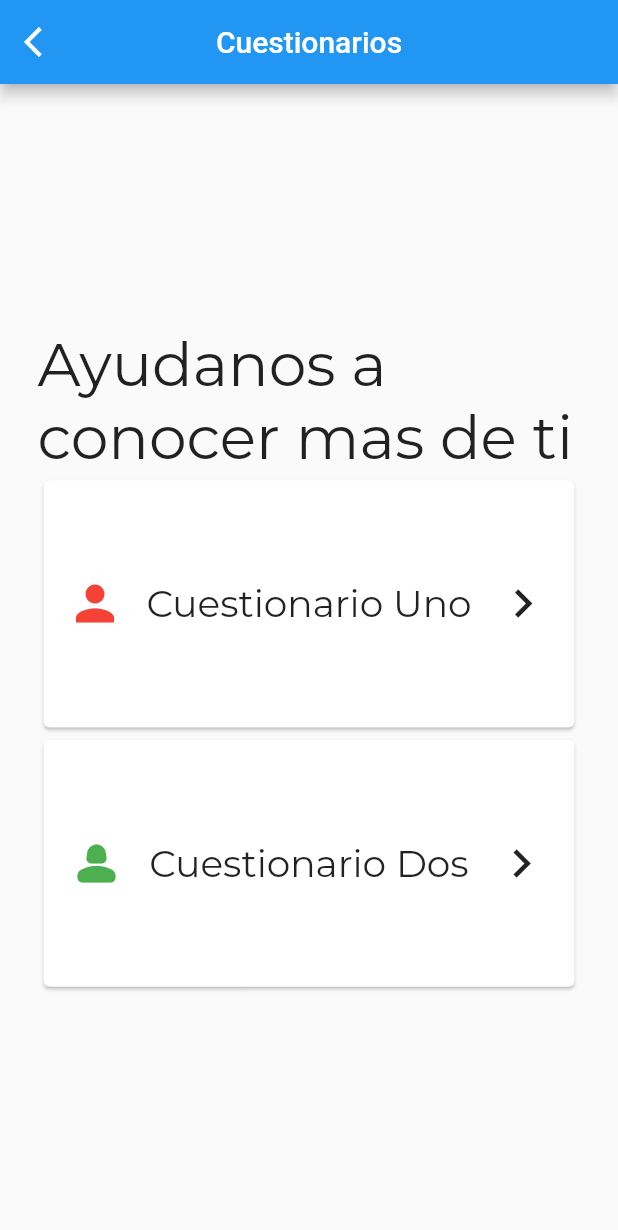
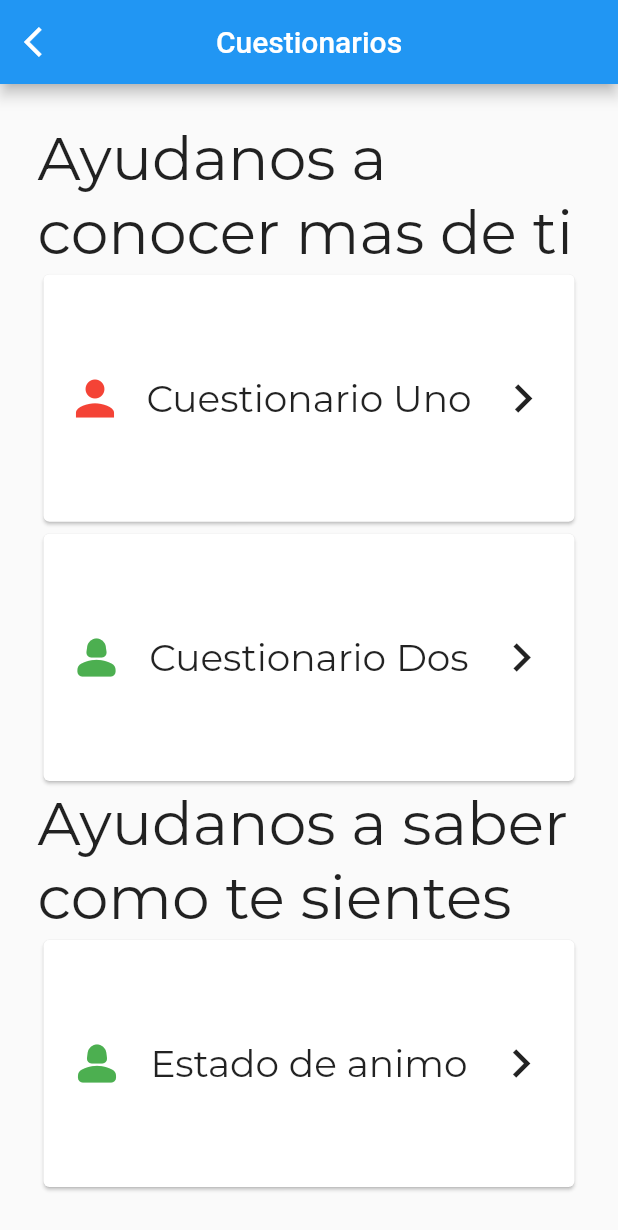
Before and after one commit to HarryOreLara/tesis-app, a Flutter app: the CuestionarioScreen screen opened by its route, on a phone screen of 412 x 824 dp. Shown: the top 1230 px of the screen. Run offline on Flutter 3.47's test engine with Material 2 defaults, Android fonts, the phone set to English and light mode, and no system bars; our stand-ins replace animate_do, bloc, card_swiper, dio, equatable, flutter_bloc and 7 more; accounts and stored records are empty.

Commit message:
Generando las clases de estado de animo

```diff
--- a/lib/config/router/app_router.dart
+++ b/lib/config/router/app_router.dart
@@ -149,6 +149,12 @@ final appRouter = GoRouter(
                 return const DepresionCuestionarioScreen();
               },
             ),
+            GoRoute(
+              path: 'animo',
+              builder: (context, state) {
+                return const EstadoAnimoScreen();
+              },
+            ),
           ]),
       GoRoute(
         path: '/movies',
--- /dev/null
+++ b/lib/domain/datasources/cuestionarios/estado_animo_datasource_domain.dart
@@ -0,0 +1,6 @@
+import 'package:tesis_app/domain/entities/cuestionario/preguntas_puntuadas_estadoanimo_entitie.dart';
+
+abstract class EstadoAnimoDatasourceDomain {
+  Future<void> sendRespuestaEstadoAnimo(
+      List<PreguntasPuntuadasEstadoAnimo> preguntasPuntuadasEstadoanimo);
+}
--- /dev/null
+++ b/lib/domain/repositories/cuestionarios/estado_animo_repository_domain.dart
@@ -0,0 +1,6 @@
+import 'package:tesis_app/domain/entities/cuestionario/preguntas_puntuadas_estadoanimo_entitie.dart';
+
+abstract class EstadoAnimoRepositoryDomain {
+  Future<void> sendRespuestaEstadoAnimo(
+      List<PreguntasPuntuadasEstadoAnimo> preguntasPuntuadasEstadoanimo);
+}
--- a/lib/presentation/screens/cuestionario/cuestionario_screen.dart
+++ b/lib/presentation/screens/cuestionario/cuestionario_screen.dart
@@ -23,6 +23,7 @@ class CuestionarioScreen extends StatelessWidget {
       ),
       body: Padding(
         padding: const EdgeInsets.symmetric(horizontal: 25.0, vertical: 25.0),
+        child: SingleChildScrollView(
           child: Column(
             mainAxisAlignment: MainAxisAlignment.center,
             children: [
@@ -93,8 +94,46 @@ class CuestionarioScreen extends StatelessWidget {
                     ),
                   ),
                 ),
-            )
+              ),
+              Center(
+                child: Text(
+                  "Ayudanos a saber como te sientes",
+                  style: GoogleFonts.montserrat(fontSize: 40.0),
+                ),
+              ),
+              GestureDetector(
+                onTap: () {
+                  context.go('/cuestionario/animo');
+                },
+                child: Card(
+                  child: SizedBox(
+                    height: size.height * 0.2,
+                    width: size.width * 1,
+                    child: Center(
+                      child: Row(
+                        mainAxisAlignment: MainAxisAlignment.spaceEvenly,
+                        children: [
+                          const Icon(
+                            Icons.person_2_rounded,
+                            color: Colors.green,
+                            size: 38.0,
+                          ),
+                          Text(
+                            "Estado de animo",
+                            style: GoogleFonts.montserrat(fontSize: 25.0),
+                          ),
+                          const Icon(
+                            Icons.keyboard_arrow_right_outlined,
+                            size: 38.0,
+                          ),
                         ],
+                      ),
+                    ),
+                  ),
+                ),
+              ),
+            ],
+          ),
         ),
       ),
     );
--- a/lib/presentation/screens/screens.dart
+++ b/lib/presentation/screens/screens.dart
@@ -1,3 +1,5 @@
+export 'package:tesis_app/presentation/screens/cuestionario/estado_animo_cuestionario.dart';
+
 export 'package:tesis_app/presentation/screens/entertainment/minigames_list/buscaminas.dart';
 export 'package:tesis_app/presentation/screens/entertainment/minigames_list/tres_en_raya.dart';
 
```
Also changed, not shown: lib/domain/entities/cuestionario/preguntas_puntuadas_estadoanimo_entitie.dart (added, +26 -0 lines), lib/domain/entities/cuestionario/puntuacion_estadoanimo_entitie.dart (added, +26 -0 lines), lib/infraestructure/datasources/cuestionarios/estado_animo_datasource_infra.dart (added, +21 -0 lines), lib/infraestructure/repositories/cuestionarios/estado_animo_repository_infra.dart (added, +15 -0 lines), lib/presentation/cubits/cuestionarios/estado_animo/estado_animo_cubit.dart (added, +40 -0 lines), lib/presentation/cubits/cuestionarios/estado_animo/estado_animo_state.dart (added, +10 -0 lines), lib/presentation/cubits/entertainment/movies/movies_cubit.dart (deleted, +0 -8 lines), lib/presentation/cubits/entertainment/movies/movies_state.dart (deleted, +0 -10 lines), lib/presentation/screens/cuestionario/estado_animo_cuestionario.dart (added, +26 -0 lines), pubspec.lock. Lines whose indentation alone changed are shown as unchanged.
